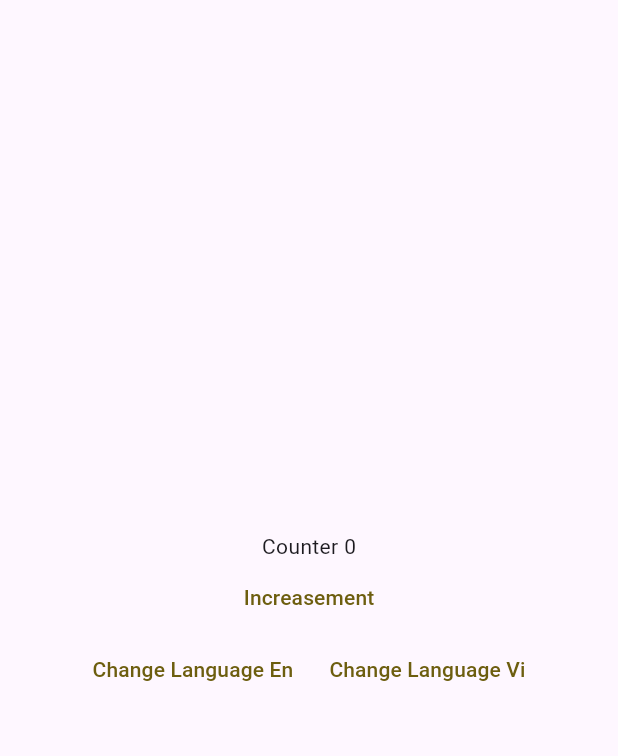
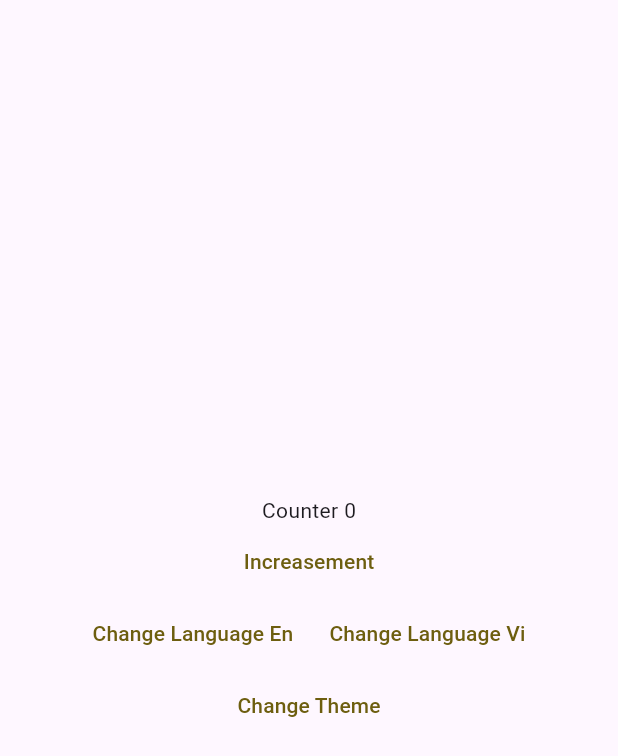
Before and after one commit to monitork/example, a Flutter app: the screen it shows after launch, on a phone screen of 412 x 824 dp. Shown: the top 756 px of the screen. Run offline on Flutter 3.47's test engine with Material 3 defaults, Android fonts, the light colour scheme and no system bars; our stand-ins replace flutter_hooks, fpdart, freezed_annotation, go_router, hooks_riverpod, riverpod_annotation and 3 more; generated files the repository leaves out were written again.

Commit message:
setup theme

```diff
--- a/lib/app.dart
+++ b/lib/app.dart
@@ -4,6 +4,7 @@ import 'package:flutter_hooks/flutter_hooks.dart';
 import 'package:go_money/config/app_router.dart';
 import 'package:go_money/config/theme.dart';
 import 'package:go_money/features/common/application/localization_controller.dart';
+import 'package:go_money/features/common/application/theme_controller.dart';
 import 'package:go_money/features/common/presentation/utils/extensions/ui_extension.dart';
 import 'package:hooks_riverpod/hooks_riverpod.dart';
 
@@ -20,6 +21,7 @@ class MoneyApp extends HookConsumerWidget {
 
     return MaterialApp.router(
       onGenerateTitle: (context) => context.tr.appName,
+      themeMode: ref.watch(themeControllerProvider) ? ThemeMode.dark : ThemeMode.light,
       theme: AppTheme(Brightness.light).themeData,
       darkTheme: AppTheme(Brightness.dark).themeData,
       localizationsDelegates: AppLocalizations.localizationsDelegates,
--- a/lib/features/dashboard/presentation/pages/dasbboard_page.dart
+++ b/lib/features/dashboard/presentation/pages/dasbboard_page.dart
@@ -1,5 +1,6 @@
 import 'package:flutter/material.dart';
 import 'package:go_money/features/common/application/localization_controller.dart';
+import 'package:go_money/features/common/application/theme_controller.dart';
 import 'package:go_money/features/common/presentation/utils/extensions/ui_extension.dart';
 import 'package:go_money/features/common/presentation/widgets/wrapper.dart';
 import 'package:go_money/features/dashboard/application/counter_controller.dart';
@@ -41,6 +42,12 @@ class DashboardPage extends ConsumerWidget {
                   ),
                 ],
               ),
+              TextButton(
+                onPressed: () {
+                  ref.read(themeControllerProvider.notifier).change();
+                },
+                child: Text(context.tr.btnChangeTheme),
+              ),
             ],
           ),
         ),
--- a/lib/l10n/app_en.arb
+++ b/lib/l10n/app_en.arb
@@ -25,5 +25,6 @@
   },
   "btnIncreasement": "Increasement",
   "btnChangeLanguage": "Change Language",
+  "btnChangeTheme": "Change Theme",
   "endText": "================================================="
 }
--- a/lib/l10n/app_vi.arb
+++ b/lib/l10n/app_vi.arb
@@ -25,5 +25,6 @@
   },
   "btnIncreasement": "Tăng",
   "btnChangeLanguage": "Đổi ngôn ngữ",
+  "btnChangeTheme": "Đổi giao diện",
   "endText": "================================================="
 }
```
Also changed, not shown: lib/features/common/application/theme_controller.dart (+3 -5 lines).
